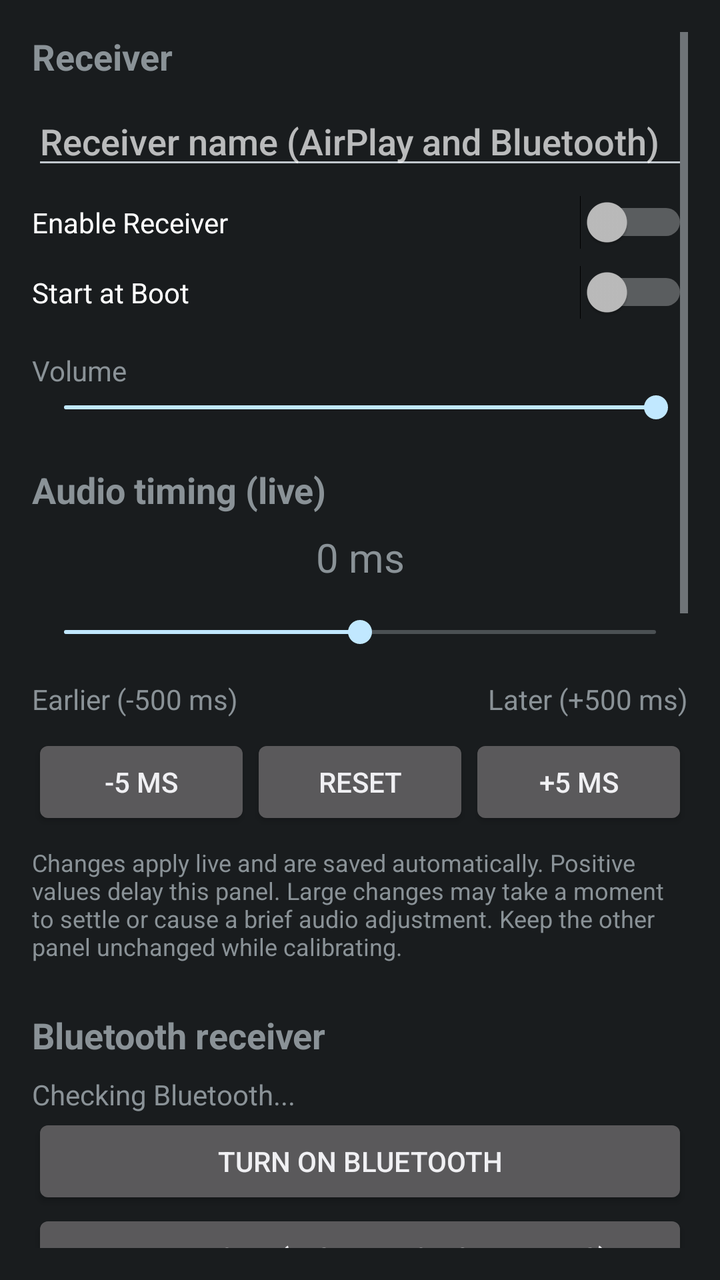
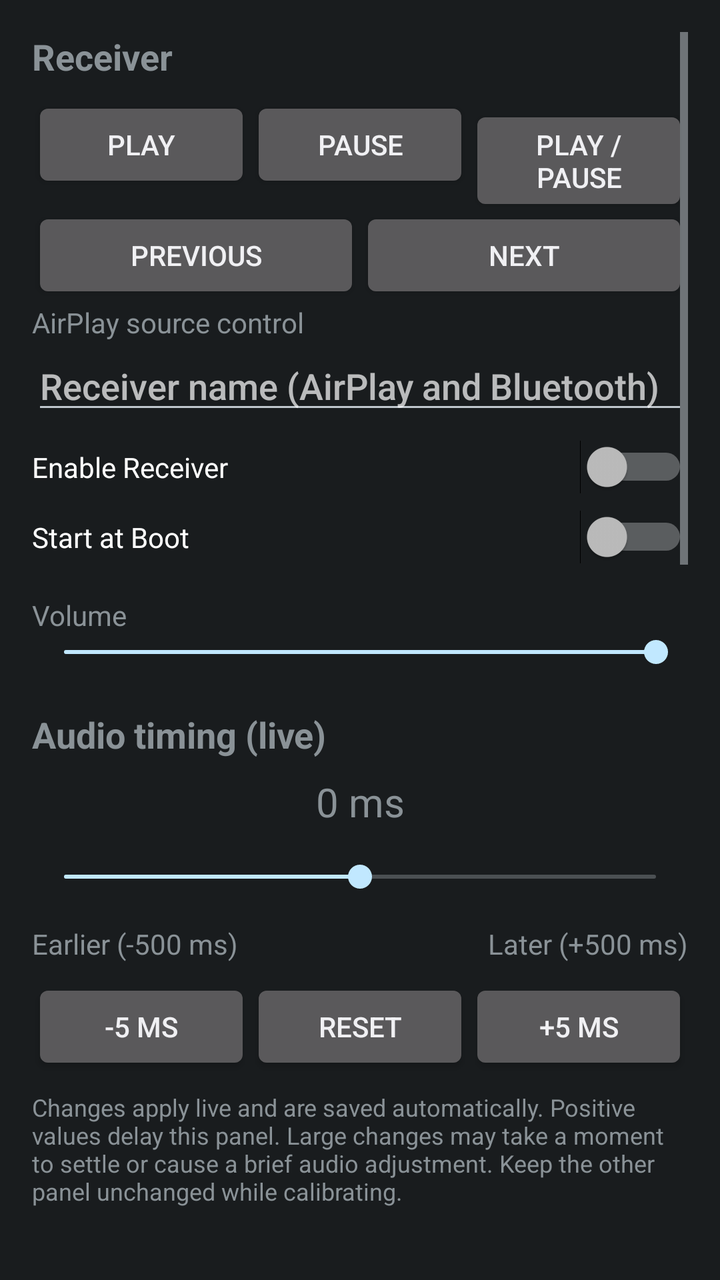

An Android layout rendered at two revisions. The XML below is the earlier revision; the diff shows what the commit changed to produce the second picture.
<!-- AndroidManifest.xml: application theme android:Theme.DeviceDefault -->
<!-- res/layout/activity_main.xml -->
<?xml version="1.0" encoding="utf-8"?>
<ScrollView xmlns:android="http://schemas.android.com/apk/res/android"
    android:layout_width="match_parent"
    android:layout_height="match_parent"
    android:padding="16dp">

  <LinearLayout
      android:layout_width="match_parent"
      android:layout_height="wrap_content"
      android:orientation="vertical">

    <TextView
        android:layout_width="wrap_content"
        android:layout_height="wrap_content"
        android:text="Receiver"
        android:textSize="18sp"
        android:textStyle="bold"
        android:layout_marginBottom="8dp"/>

    <EditText
        android:id="@+id/etName"
        android:layout_width="match_parent"
        android:layout_height="wrap_content"
        android:hint="Receiver name (AirPlay and Bluetooth)"
        android:inputType="text"/>

    <Switch
        android:id="@+id/swEnabled"
        android:layout_width="match_parent"
        android:layout_height="wrap_content"
        android:text="Enable Receiver"
        android:layout_marginTop="8dp"/>

    <Switch
        android:id="@+id/swAutostart"
        android:layout_width="match_parent"
        android:layout_height="wrap_content"
        android:text="Start at Boot"
        android:layout_marginTop="8dp"/>

    <TextView
        android:layout_width="wrap_content"
        android:layout_height="wrap_content"
        android:text="Volume"
        android:layout_marginTop="16dp"/>

    <SeekBar
        android:id="@+id/sbVolume"
        android:layout_width="match_parent"
        android:layout_height="wrap_content"
        android:max="100"
        android:progress="100"/>

    <TextView
        android:layout_width="wrap_content"
        android:layout_height="wrap_content"
        android:text="Audio timing (live)"
        android:textSize="18sp"
        android:textStyle="bold"
        android:layout_marginTop="20dp"/>

    <TextView
        android:id="@+id/tvLatencyValue"
        android:layout_width="match_parent"
        android:layout_height="wrap_content"
        android:text="0 ms"
        android:textSize="20sp"
        android:gravity="center"
        android:layout_marginTop="8dp"/>

    <SeekBar
        android:id="@+id/sbLatency"
        android:layout_width="match_parent"
        android:layout_height="48dp"
        android:max="1000"
        android:progress="500"
        android:contentDescription="Audio timing offset in milliseconds"/>

    <LinearLayout
        android:layout_width="match_parent"
        android:layout_height="wrap_content"
        android:orientation="horizontal">
      <TextView
          android:layout_width="0dp"
          android:layout_weight="1"
          android:layout_height="wrap_content"
          android:text="Earlier (-500 ms)"/>
      <TextView
          android:layout_width="0dp"
          android:layout_weight="1"
          android:layout_height="wrap_content"
          android:gravity="end"
          android:text="Later (+500 ms)"/>
    </LinearLayout>

    <LinearLayout
        android:layout_width="match_parent"
        android:layout_height="wrap_content"
        android:orientation="horizontal"
        android:layout_marginTop="8dp">
      <Button
          android:id="@+id/btnLatencyMinus"
          android:layout_width="0dp"
          android:layout_weight="1"
          android:layout_height="wrap_content"
          android:text="-5 ms"/>
      <Button
          android:id="@+id/btnLatencyReset"
          android:layout_width="0dp"
          android:layout_weight="1"
          android:layout_height="wrap_content"
          android:text="Reset"/>
      <Button
          android:id="@+id/btnLatencyPlus"
          android:layout_width="0dp"
          android:layout_weight="1"
          android:layout_height="wrap_content"
          android:text="+5 ms"/>
    </LinearLayout>

    <TextView
        android:layout_width="match_parent"
        android:layout_height="wrap_content"
        android:text="Changes apply live and are saved automatically. Positive values delay this panel. Large changes may take a moment to settle or cause a brief audio adjustment. Keep the other panel unchanged while calibrating."
        android:textSize="12sp"
        android:layout_marginTop="8dp"/>

    <TextView
        android:layout_width="match_parent"
        android:layout_height="wrap_content"
        android:text="Bluetooth receiver"
        android:textSize="18sp"
        android:textStyle="bold"
        android:layout_marginTop="24dp"/>
    <TextView
        android:id="@+id/tvBluetooth"
        android:layout_width="match_parent"
        android:layout_height="wrap_content"
        android:text="Checking Bluetooth..."
        android:layout_marginTop="8dp"/>
    <Button
        android:id="@+id/btnBluetoothEnable"
        android:layout_width="match_parent"
        android:layout_height="wrap_content"
        android:text="Turn on Bluetooth"/>
    <Button
        android:id="@+id/btnBluetoothPair"
        android:layout_width="match_parent"
        android:layout_height="wrap_content"
        android:text="Pair phone (visible for 2 minutes)"/>
    <Button
        android:id="@+id/btnBluetoothSettings"
        android:layout_width="match_parent"
        android:layout_height="wrap_content"
        android:text="Bluetooth settings"/>
    <TextView
        android:layout_width="match_parent"
        android:layout_height="wrap_content"
        android:text="Pause AirPlay before testing Bluetooth. Use the phone or Android media volume for Bluetooth. Automatic source selection and call priority will be added later."
        android:textSize="12sp"/>

    <TextView
        android:layout_width="wrap_content"
        android:layout_height="wrap_content"
        android:text="Home Assistant"
        android:textSize="18sp"
        android:textStyle="bold"
        android:layout_marginTop="24dp"
        android:layout_marginBottom="8dp"/>

    <Switch
        android:id="@+id/swHaEnabled"
        android:layout_width="match_parent"
        android:layout_height="wrap_content"
        android:text="Enable HTTP API"/>

    <EditText
        android:id="@+id/etHaPort"
        android:layout_width="match_parent"
        android:layout_height="wrap_content"
        android:hint="Port (default: 8099)"
        android:inputType="number"
        android:layout_marginTop="8dp"/>

    <EditText
        android:id="@+id/etHaToken"
        android:layout_width="match_parent"
        android:layout_height="wrap_content"
        android:hint="Bearer Token (optional)"
        android:inputType="textPassword"
        android:layout_marginTop="8dp"/>

    <TextView
        android:layout_width="wrap_content"
        android:layout_height="wrap_content"
        android:text="Advanced"
        android:textSize="18sp"
        android:textStyle="bold"
        android:layout_marginTop="24dp"
        android:layout_marginBottom="8dp"/>

    <EditText
        android:id="@+id/etRtspPort"
        android:layout_width="match_parent"
        android:layout_height="wrap_content"
        android:hint="RTSP Port (default: 7000)"
        android:inputType="number"/>

<EditText
        android:id="@+id/etSuCommand"
        android:layout_width="match_parent"
        android:layout_height="wrap_content"
        android:hint="su command (default: su -c)"
        android:inputType="text"
        android:layout_marginTop="8dp"/>

    <Button
        android:id="@+id/btnApply"
        android:layout_width="match_parent"
        android:layout_height="wrap_content"
        android:text="Apply other settings &amp; Restart"
        android:layout_marginTop="16dp"/>

    <Button
        android:id="@+id/btnCheckRoot"
        android:layout_width="match_parent"
        android:layout_height="wrap_content"
        android:text="Check PTP Helper"
        android:layout_marginTop="8dp"/>

    <Button
        android:id="@+id/btnLogs"
        android:layout_width="match_parent"
        android:layout_height="wrap_content"
        android:text="View Logs"
        android:layout_marginTop="8dp"/>

    <TextView
        android:layout_width="wrap_content"
        android:layout_height="wrap_content"
        android:text="Status"
        android:textSize="18sp"
        android:textStyle="bold"
        android:layout_marginTop="24dp"
        android:layout_marginBottom="8dp"/>

    <TextView
        android:id="@+id/tvStatus"
        android:layout_width="match_parent"
        android:layout_height="wrap_content"
        android:text="Initializing..."
        android:textSize="12sp"
        android:fontFamily="monospace"
        android:background="#f0f0f0"
        android:textColor="#1b1b1b"
        android:padding="8dp"/>

  </LinearLayout>
</ScrollView>
<!-- resources referenced by this layout -->
<resources>

</resources>

<!-- the commit's change to res/layout/activity_main.xml (unified diff, before → after) -->
@@ -16,6 +16,17 @@
         android:textSize="18sp"
         android:textStyle="bold"
         android:layout_marginBottom="8dp"/>
+
+    <LinearLayout android:layout_width="match_parent" android:layout_height="wrap_content" android:orientation="horizontal">
+      <Button android:id="@+id/btnSourcePlay" android:layout_width="0dp" android:layout_height="wrap_content" android:layout_weight="1" android:text="Play" />
+      <Button android:id="@+id/btnSourcePause" android:layout_width="0dp" android:layout_height="wrap_content" android:layout_weight="1" android:text="Pause" />
+      <Button android:id="@+id/btnSourceToggle" android:layout_width="0dp" android:layout_height="wrap_content" android:layout_weight="1" android:text="Play / pause" />
+    </LinearLayout>
+    <LinearLayout android:layout_width="match_parent" android:layout_height="wrap_content" android:orientation="horizontal">
+      <Button android:id="@+id/btnSourcePrevious" android:layout_width="0dp" android:layout_height="wrap_content" android:layout_weight="1" android:text="Previous" />
+      <Button android:id="@+id/btnSourceNext" android:layout_width="0dp" android:layout_height="wrap_content" android:layout_weight="1" android:text="Next" />
+    </LinearLayout>
+    <TextView android:id="@+id/tvSourceControl" android:layout_width="match_parent" android:layout_height="wrap_content" android:text="AirPlay source control" />
 
     <EditText
         android:id="@+id/etName"
